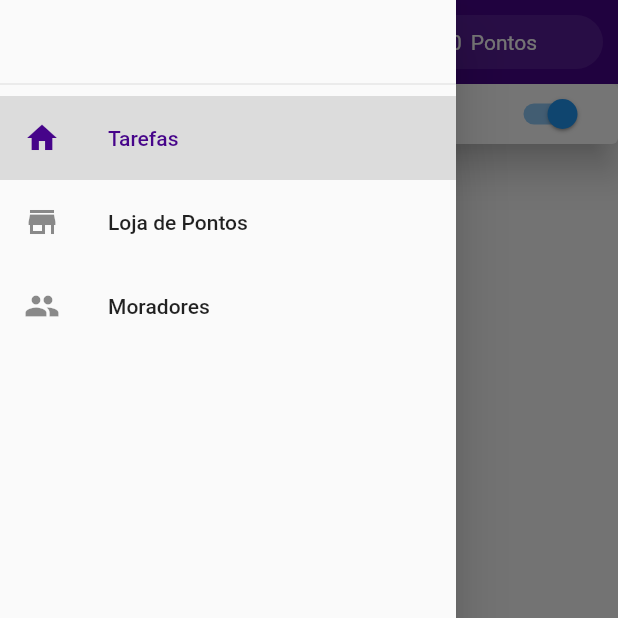
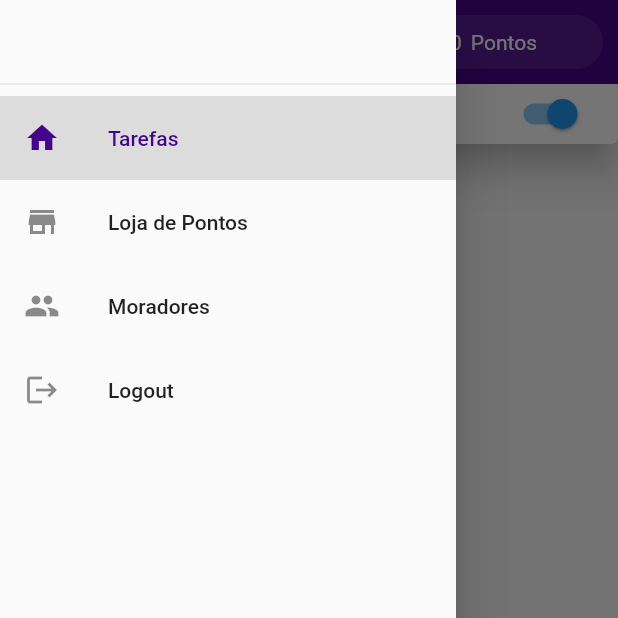
Before and after one commit to jonasbraga/repstask-frontend, a Flutter app: the MyHomePage screen opened directly, with the side drawer open, on a phone screen of 412 x 824 dp, the top half of it. Run offline on Flutter 3.47's test engine with Material 2 defaults, Android fonts, the phone set to English and light mode, and no system bars; our stand-ins replace animated_theme_switcher, image_picker; accounts and stored records are empty; network calls fail; key blocks and very long unbroken strings in the code were emptied for the run.

Commit message:
Feat: Opção de logout

```diff
--- a/lib/components/drawer/drawer_content_component.dart
+++ b/lib/components/drawer/drawer_content_component.dart
@@ -1,4 +1,5 @@
 import 'package:flutter/material.dart';
+import 'package:reptask/pages/login_page.dart';
 import 'package:reptask/pages/rep_page.dart';
 
 import '../../pages/home_page.dart';
@@ -72,6 +73,16 @@ class DrawerContent extends StatelessWidget {
                   Navigator.of(context).pop();
                 }
               },
+            ),
+            ListTile(
+              selectedColor: const Color.fromRGBO(70, 4, 138, 1),
+              selectedTileColor: const Color.fromRGBO(151, 151, 151, 0.3),
+              leading: const Icon(Icons.logout),
+              title: const Text("Logout"),
+              onTap: () {
+                Navigator.of(context).pushReplacement(
+                    MaterialPageRoute(builder: (context) => const LoginPage()));
+              },
             )
           ],
         )
```
